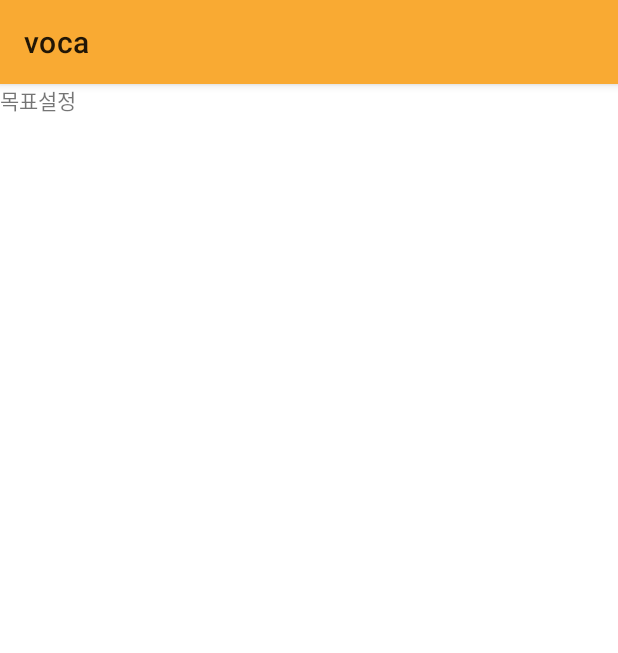
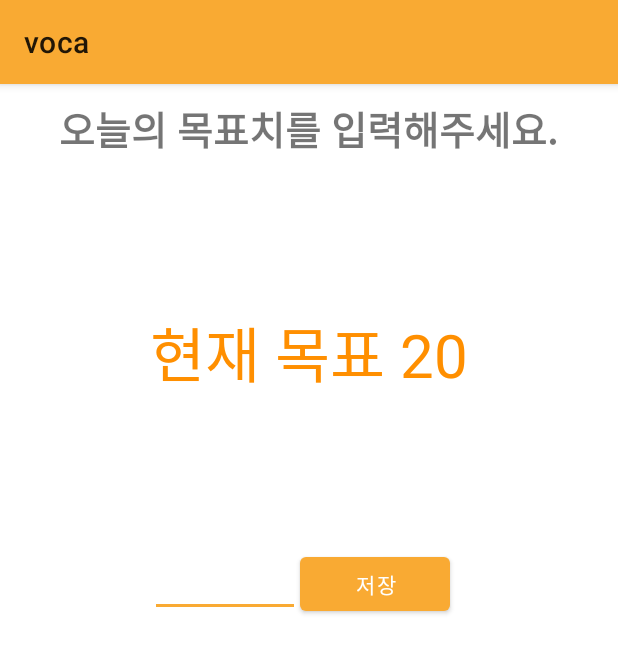
Before and after one commit to uvwu/AndroidLab, an Android app: the screen it shows after launch (goalSettingActivity), in the side drawer, after a tap on "목표설정", on a phone screen of 412 x 824 dp. Shown: the top 653 px of the screen. Run offline under Robolectric (Android 15) with nearby library versions, the phone set to English and light mode, and no system bars; libraries missing offline, so code that uses them is left out: com.dinuscxj.progressbar, com.github.mikephil.charting; 35 statements that could not run were skipped.

Commit message:
add noticeActivity context, goalSettingActivity context

```diff
--- /dev/null
+++ b/voca/src/main/java/com/example/voca/drawerActivity/goalSettingActivity.java
@@ -0,0 +1,67 @@
+package com.example.voca.drawerActivity;
+
+import android.content.DialogInterface;
+import android.os.Bundle;
+import android.view.View;
+import android.widget.Button;
+import android.widget.EditText;
+import android.widget.TextView;
+import android.widget.Toast;
+
+import androidx.appcompat.app.AlertDialog;
+import androidx.appcompat.app.AppCompatActivity;
+
+import com.example.voca.R;
+
+public class goalSettingActivity extends AppCompatActivity {
+
+    int goalNow;//현재 목표
+    AlertDialog alertDialog;// 목표 수정시 띄울 다이얼로그
+
+    @Override
+    protected void onCreate(Bundle savedInstanceState) {
+        super.onCreate(savedInstanceState);
+        setContentView(R.layout.activity_goal_setting);
+
+        goalNow=20;
+
+        //현재 목표 보여주는 textView
+        TextView goalNowText=findViewById(R.id.goal_now_text);
+        goalNowText.setText("현재 목표 "+goalNow);
+
+
+        EditText editGoalText=findViewById(R.id.goal_text);
+
+        Button goalBtn=findViewById(R.id.goal_btn);//목표 수정 버튼
+
+        //목표 수정시 보일 다이얼로그
+        DialogInterface.OnClickListener dialogListener=new DialogInterface.OnClickListener() {
+            @Override
+            public void onClick(DialogInterface dialog, int which) {
+                if(dialog==alertDialog && which==DialogInterface.BUTTON_POSITIVE){
+                    goalNow=Integer.parseInt(String.valueOf(editGoalText.getText()));
+                    goalNowText.setText("현재 목표: "+goalNow);
+                    showToast("변경되었습니다.");
+                }
+                editGoalText.setText(null);
+            }
+        };
+
+        goalBtn.setOnClickListener(new View.OnClickListener() {
+            @Override
+            public void onClick(View v) {
+                AlertDialog.Builder builder=new AlertDialog.Builder(goalSettingActivity.this);
+                builder.setMessage("정말 변경하시겠습니까?");
+                builder.setPositiveButton("OK",dialogListener);
+                builder.setNegativeButton("No",dialogListener);
+                alertDialog=builder.create();
+                alertDialog.show();
+            }
+        });
+
+    }
+    private void showToast(String message) {
+        Toast toast = Toast.makeText(this, message,Toast.LENGTH_SHORT);
+        toast.show();
+    }
+}
--- /dev/null
+++ b/voca/src/main/java/com/example/voca/drawerActivity/noticeActivity.java
@@ -0,0 +1,19 @@
+package com.example.voca.drawerActivity;
+
+import android.os.Bundle;
+import android.widget.TextView;
+
+import androidx.appcompat.app.AppCompatActivity;
+
+import com.example.voca.R;
+
+public class noticeActivity extends AppCompatActivity {
+
+    @Override
+    protected void onCreate(Bundle savedInstanceState) {
+        super.onCreate(savedInstanceState);
+        setContentView(R.layout.activity_notice);
+        TextView notice1 =findViewById(R.id.notice1);
+        notice1.setSelected(true);
+    }
+}
--- a/voca/src/main/res/layout/activity_dark_mode.xml
+++ b/voca/src/main/res/layout/activity_dark_mode.xml
@@ -4,7 +4,7 @@
     xmlns:tools="http://schemas.android.com/tools"
     android:layout_width="match_parent"
     android:layout_height="match_parent"
-    tools:context=".darkModeActivity">
+    tools:context=".drawerActivity.darkModeActivity">
 
     <TextView
         android:layout_width="wrap_content"
--- a/voca/src/main/res/layout/activity_edit_account.xml
+++ b/voca/src/main/res/layout/activity_edit_account.xml
@@ -4,7 +4,7 @@
     xmlns:tools="http://schemas.android.com/tools"
     android:layout_width="match_parent"
     android:layout_height="match_parent"
-    tools:context=".editAccountActivity">
+    tools:context=".drawerActivity.editAccountActivity">
 
     <TextView
         android:layout_width="wrap_content"
--- a/voca/src/main/res/layout/activity_goal_setting.xml
+++ b/voca/src/main/res/layout/activity_goal_setting.xml
@@ -1,15 +1,46 @@
 <?xml version="1.0" encoding="utf-8"?>
-<androidx.constraintlayout.widget.ConstraintLayout xmlns:android="http://schemas.android.com/apk/res/android"
-    xmlns:app="http://schemas.android.com/apk/res-auto"
-    xmlns:tools="http://schemas.android.com/tools"
+<LinearLayout xmlns:android="http://schemas.android.com/apk/res/android"
+    android:layout_height="match_parent"
     android:layout_width="match_parent"
-    android:layout_height="match_parent"
-    tools:context=".goalSettingActivity">
+    android:orientation="vertical">
 
     <TextView
+        android:layout_marginTop="10dp"
+        android:layout_gravity="center"
+        android:textSize="26dp"
+        android:text="오늘의 목표치를 입력해주세요."
         android:layout_width="wrap_content"
         android:layout_height="wrap_content"
-        android:text="목표설정"
-        tools:ignore="MissingConstraints" />
+        android:textStyle="bold"/>
+    <TextView
+        android:id="@+id/goal_now_text"
+        android:textColor="@color/themeDeep"
+        android:layout_marginTop="100dp"
+        android:layout_width="wrap_content"
+        android:layout_height="wrap_content"
+        android:textSize="40dp"
+        android:layout_gravity="center"/>
 
-</androidx.constraintlayout.widget.ConstraintLayout>
+    <LinearLayout
+        android:layout_gravity="center_vertical"
+        android:layout_marginTop="100dp"
+        android:layout_width="match_parent"
+        android:layout_height="wrap_content"
+        android:orientation="horizontal">
+        <EditText
+            android:id="@+id/goal_text"
+            android:layout_marginLeft="100dp"
+            android:layout_width="100dp"
+            android:layout_height="wrap_content"
+            android:inputType="number" />
+        <Button
+            android:id="@+id/goal_btn"
+            android:text="저장"
+            android:layout_width="100dp"
+            android:layout_height="wrap_content"
+            android:onClick="onButtonClick"/>
+
+
+    </LinearLayout>
+
+</LinearLayout>
--- a/voca/src/main/res/layout/activity_push_alert.xml
+++ b/voca/src/main/res/layout/activity_push_alert.xml
@@ -4,7 +4,7 @@
     xmlns:tools="http://schemas.android.com/tools"
     android:layout_width="match_parent"
     android:layout_height="match_parent"
-    tools:context=".pushAlertActivity">
+    tools:context=".drawerActivity.pushAlertActivity">
 
     <TextView
         android:layout_width="wrap_content"
--- a/voca/src/main/res/menu/menu_drawer.xml
+++ b/voca/src/main/res/menu/menu_drawer.xml
@@ -26,7 +26,7 @@
     <item
         android:id="@+id/menu_drawer_pushAlert"
         android:icon="@android:drawable/ic_popup_reminder"
-        android:title="푸쉬알림"
+        android:title="푸시알림"
         app:actionLayout="@layout/action_push_alert"/>
 
     <item
```
Also changed, not shown: voca/src/main/AndroidManifest.xml (+5 -5 lines), voca/src/main/java/com/example/voca/MainActivity.java (+10 -5 lines), voca/src/main/java/com/example/voca/drawerActivity/darkModeActivity.java (renamed from voca/src/main/java/com/example/voca/noticeActivity.java, +5 -3 lines), voca/src/main/java/com/example/voca/drawerActivity/editAccountActivity.java (renamed from voca/src/main/java/com/example/voca/darkModeActivity.java, +5 -3 lines), voca/src/main/java/com/example/voca/drawerActivity/pushAlertActivity.java (renamed from voca/src/main/java/com/example/voca/goalSettingActivity.java, +5 -3 lines), voca/src/main/java/com/example/voca/editAccountActivity.java (deleted, +0 -14 lines), voca/src/main/java/com/example/voca/pushAlertActivity.java (deleted, +0 -14 lines), voca/src/main/res/layout/activity_notice.xml (+22 -7 lines).
